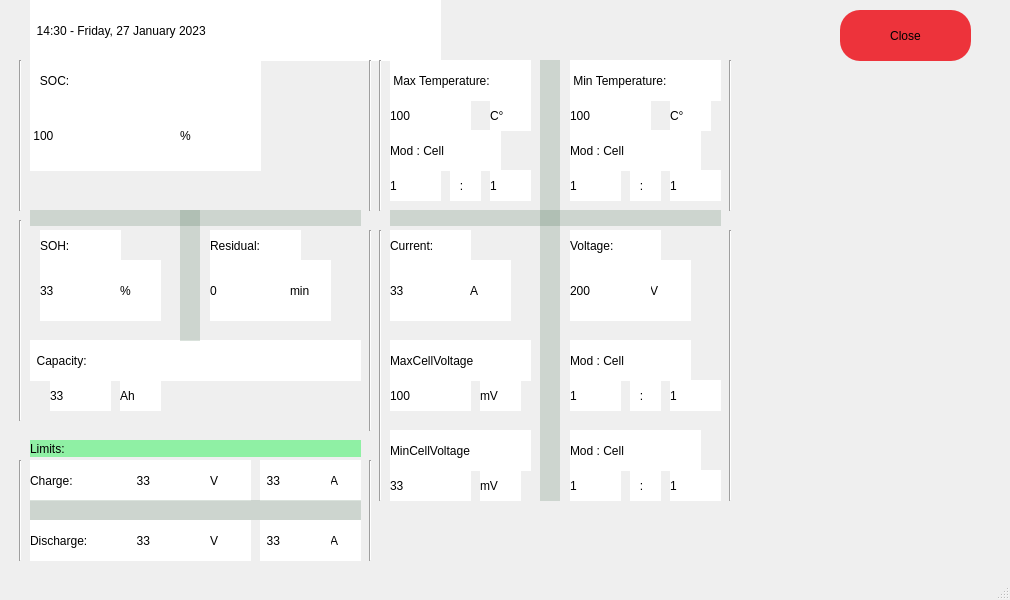
Before: the Qt Designer form apps/huracanXsantoka/pages/batterypage.ui in GiovanniRaseraF/santoka_qt, drawn with Qt 5.
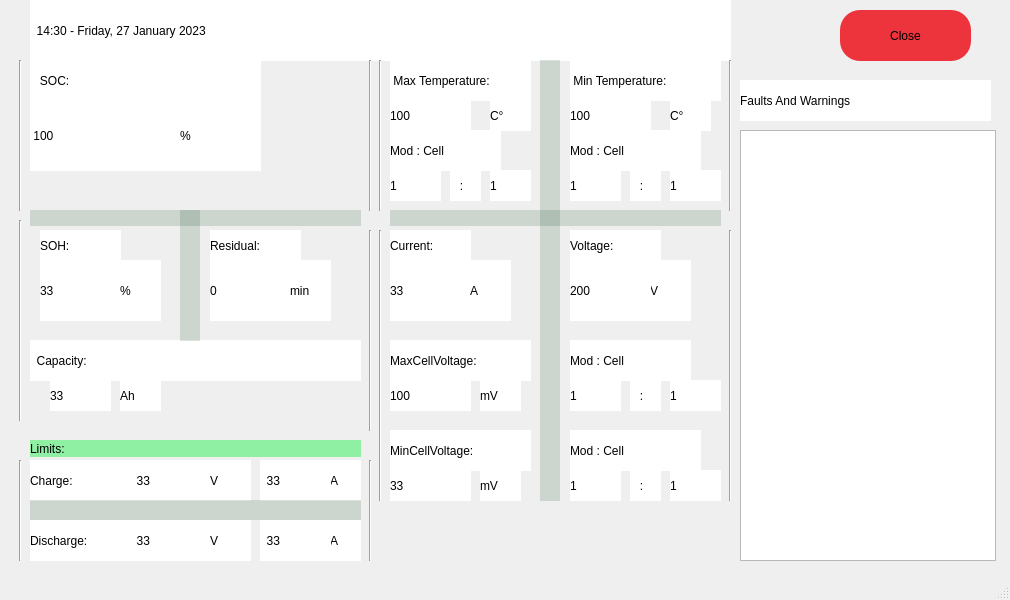
After: the same form once the commit is applied. Icons and pictures are not drawn.

```diff
--- a/apps/huracanXsantoka/pages/batterypage.ui
+++ b/apps/huracanXsantoka/pages/batterypage.ui
@@ -304,7 +304,7 @@
      <rect>
       <x>30</x>
       <y>0</y>
-      <width>411</width>
+      <width>701</width>
       <height>61</height>
      </rect>
     </property>
@@ -533,7 +533,7 @@
 font: 13pt &quot;Ubuntu&quot;;</string>
     </property>
     <property name="text">
-     <string>MaxCellVoltage</string>
+     <string>MaxCellVoltage:</string>
     </property>
    </widget>
    <widget class="QLabel" name="l_min_cell_voltage">
@@ -560,7 +560,7 @@
 font: 13pt &quot;Ubuntu&quot;;</string>
     </property>
     <property name="text">
-     <string>MinCellVoltage</string>
+     <string>MinCellVoltage:</string>
     </property>
    </widget>
    <widget class="QLabel" name="l_max_cell_voltage_scale">
@@ -1614,6 +1614,43 @@
      <enum>Qt::Vertical</enum>
     </property>
    </widget>
+   <widget class="QListView" name="lv_fw">
+    <property name="geometry">
+     <rect>
+      <x>740</x>
+      <y>130</y>
+      <width>256</width>
+      <height>431</height>
+     </rect>
+    </property>
+   </widget>
+   <widget class="QLabel" name="l_soc_2">
+    <property name="enabled">
+     <bool>false</bool>
+    </property>
+    <property name="geometry">
+     <rect>
+      <x>740</x>
+      <y>80</y>
+      <width>251</width>
+      <height>41</height>
+     </rect>
+    </property>
+    <property name="toolTip">
+     <string>&lt;html&gt;&lt;head/&gt;&lt;body&gt;&lt;p align=&quot;center&quot;&gt;&lt;br/&gt;&lt;/p&gt;&lt;/body&gt;&lt;/html&gt;</string>
+    </property>
+    <property name="whatsThis">
+     <string>&lt;html&gt;&lt;head/&gt;&lt;body&gt;&lt;p align=&quot;center&quot;&gt;&lt;br/&gt;&lt;/p&gt;&lt;/body&gt;&lt;/html&gt;</string>
+    </property>
+    <property name="styleSheet">
+     <string notr="true">background-color: rgb(255, 255, 255);
+color:rgb(0,0,0);
+font: 15pt &quot;Ubuntu&quot;;</string>
+    </property>
+    <property name="text">
+     <string>Faults And Warnings</string>
+    </property>
+   </widget>
    <zorder>l_logo</zorder>
    <zorder>pb_close</zorder>
    <zorder>label</zorder>
```
Left out of the diff: 6 changed lines with no effect on the pictures.
